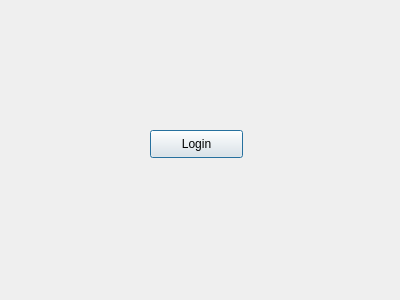
t3vato00/projekti1, file ui/login/Loginpage.ui: the form before one commit.
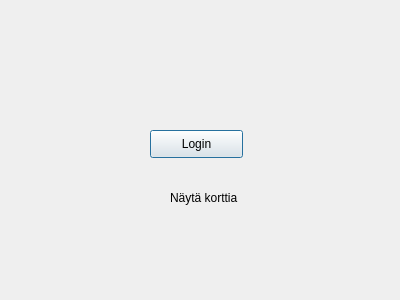
The form after the commit.

Commit message:
loginpage.ui alkukirjain muutettu pieneksi
ei toimi Topilla jos tiedostonimissä mukana isoja kirjaimia

Diff of the .ui file:
```diff
--- a/ui/login/Loginpage.ui
+++ b/ui/login/Loginpage.ui
@@ -26,6 +26,19 @@
     <string>Login</string>
    </property>
   </widget>
+  <widget class="QLabel" name="label">
+   <property name="geometry">
+    <rect>
+     <x>170</x>
+     <y>190</y>
+     <width>81</width>
+     <height>16</height>
+    </rect>
+   </property>
+   <property name="text">
+    <string>Näytä korttia</string>
+   </property>
+  </widget>
  </widget>
  <resources/>
  <connections/>
```
The commit also changes 1 other file.
